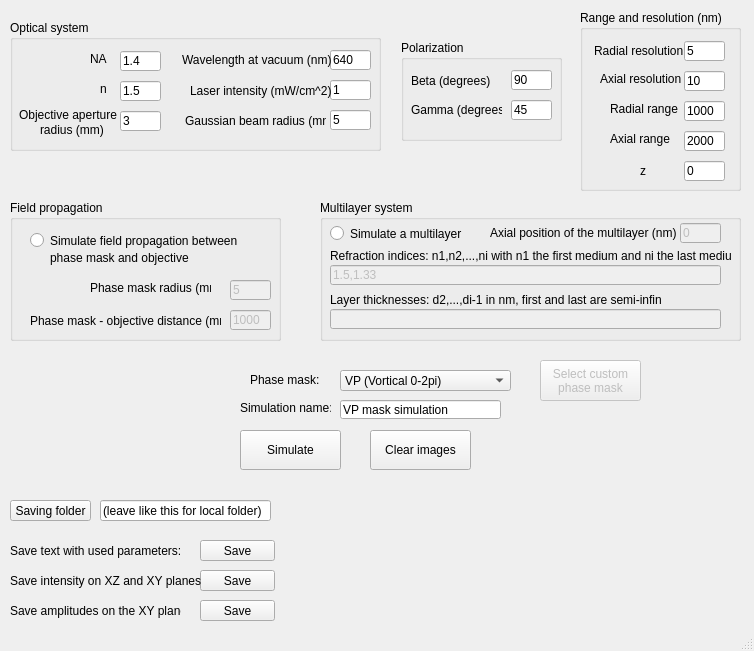
The window that PyFocus/front_end.ui (fcaprile/PyFocus) describes before a commit, drawn with Qt 5.
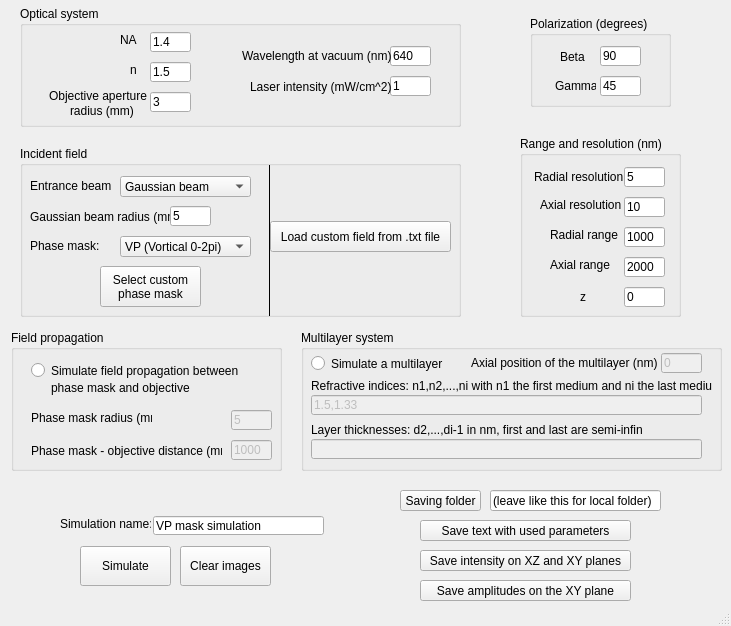
The same window after the commit.

Patch:
```diff
--- a/PyFocus/front_end.ui
+++ b/PyFocus/front_end.ui
@@ -6,8 +6,8 @@
    <rect>
     <x>0</x>
     <y>0</y>
-    <width>754</width>
-    <height>651</height>
+    <width>731</width>
+    <height>626</height>
    </rect>
   </property>
   <property name="windowTitle">
@@ -17,73 +17,36 @@
    <widget class="QPushButton" name="pushButton">
     <property name="geometry">
      <rect>
-      <x>200</x>
-      <y>540</y>
-      <width>75</width>
+      <x>420</x>
+      <y>520</y>
+      <width>211</width>
       <height>21</height>
      </rect>
     </property>
     <property name="text">
-     <string>Save</string>
+     <string>Save text with used parameters</string>
     </property>
    </widget>
    <widget class="QPushButton" name="pushButton_2">
     <property name="geometry">
      <rect>
-      <x>200</x>
-      <y>570</y>
-      <width>75</width>
+      <x>420</x>
+      <y>550</y>
+      <width>211</width>
       <height>21</height>
      </rect>
     </property>
     <property name="text">
-     <string>Save</string>
+     <string>Save intensity on XZ and XY planes</string>
     </property>
    </widget>
-   <widget class="QComboBox" name="comboBox">
-    <property name="enabled">
-     <bool>true</bool>
-    </property>
-    <property name="geometry">
-     <rect>
-      <x>340</x>
-      <y>370</y>
-      <width>171</width>
-      <height>21</height>
-     </rect>
-    </property>
-    <property name="editable">
-     <bool>false</bool>
-    </property>
-    <property name="currentIndex">
-     <number>0</number>
-    </property>
-    <property name="duplicatesEnabled">
-     <bool>true</bool>
-    </property>
-    <item>
-     <property name="text">
-      <string>VP (Vortical 0-2pi)</string>
-     </property>
-    </item>
-    <item>
-     <property name="text">
-      <string>No mask (Gaussian beam)</string>
-     </property>
-    </item>
-    <item>
-     <property name="text">
-      <string>Custom</string>
-     </property>
-    </item>
-   </widget>
    <widget class="QGroupBox" name="groupBox">
     <property name="geometry">
      <rect>
-      <x>10</x>
-      <y>20</y>
-      <width>371</width>
-      <height>131</height>
+      <x>20</x>
+      <y>6</y>
+      <width>441</width>
+      <height>121</height>
      </rect>
     </property>
     <property name="title">
@@ -92,8 +55,8 @@
     <widget class="QLineEdit" name="lineEdit">
      <property name="geometry">
       <rect>
-       <x>110</x>
-       <y>31</y>
+       <x>130</x>
+       <y>26</y>
        <width>41</width>
        <height>20</height>
       </rect>
@@ -105,8 +68,8 @@
     <widget class="QLabel" name="label">
      <property name="geometry">
       <rect>
-       <x>80</x>
-       <y>31</y>
+       <x>100</x>
+       <y>26</y>
        <width>21</width>
        <height>16</height>
       </rect>
@@ -118,8 +81,8 @@
     <widget class="QLabel" name="label_2">
      <property name="geometry">
       <rect>
-       <x>90</x>
-       <y>61</y>
+       <x>110</x>
+       <y>56</y>
        <width>16</width>
        <height>16</height>
       </rect>
@@ -131,8 +94,8 @@
     <widget class="QLineEdit" name="lineEdit_2">
      <property name="geometry">
       <rect>
-       <x>110</x>
-       <y>61</y>
+       <x>130</x>
+       <y>56</y>
        <width>41</width>
        <height>20</height>
       </rect>
@@ -144,8 +107,8 @@
     <widget class="QLabel" name="label_3">
      <property name="geometry">
       <rect>
-       <x>30</x>
-       <y>100</y>
+       <x>50</x>
+       <y>95</y>
        <width>71</width>
        <height>20</height>
       </rect>
@@ -157,8 +120,8 @@
     <widget class="QLabel" name="label_17">
      <property name="geometry">
       <rect>
-       <x>9</x>
-       <y>85</y>
+       <x>29</x>
+       <y>80</y>
        <width>100</width>
        <height>20</height>
       </rect>
@@ -170,8 +133,8 @@
     <widget class="QLineEdit" name="lineEdit_18">
      <property name="geometry">
       <rect>
-       <x>110</x>
-       <y>91</y>
+       <x>130</x>
+       <y>86</y>
        <width>41</width>
        <height>20</height>
       </rect>
@@ -183,8 +146,8 @@
     <widget class="QLineEdit" name="lineEdit_15">
      <property name="geometry">
       <rect>
-       <x>320</x>
-       <y>60</y>
+       <x>370</x>
+       <y>70</y>
        <width>41</width>
        <height>20</height>
       </rect>
@@ -193,24 +156,11 @@
       <string>1</string>
      </property>
     </widget>
-    <widget class="QLabel" name="label_14">
-     <property name="geometry">
-      <rect>
-       <x>175</x>
-       <y>80</y>
-       <width>141</width>
-       <height>41</height>
-      </rect>
-     </property>
-     <property name="text">
-      <string>Gaussian beam radius (mm)</string>
-     </property>
-    </widget>
     <widget class="QLineEdit" name="lineEdit_3">
      <property name="geometry">
       <rect>
-       <x>320</x>
-       <y>30</y>
+       <x>370</x>
+       <y>40</y>
        <width>41</width>
        <height>20</height>
       </rect>
@@ -222,8 +172,8 @@
     <widget class="QLabel" name="label_10">
      <property name="geometry">
       <rect>
-       <x>180</x>
-       <y>50</y>
+       <x>230</x>
+       <y>60</y>
        <width>141</width>
        <height>41</height>
       </rect>
@@ -235,8 +185,8 @@
     <widget class="QLabel" name="label_5">
      <property name="geometry">
       <rect>
-       <x>172</x>
-       <y>30</y>
+       <x>222</x>
+       <y>40</y>
        <width>151</width>
        <height>20</height>
       </rect>
@@ -245,26 +195,13 @@
       <string>Wavelength at vacuum (nm)</string>
      </property>
     </widget>
-    <widget class="QLineEdit" name="lineEdit_16">
-     <property name="geometry">
-      <rect>
-       <x>320</x>
-       <y>90</y>
-       <width>41</width>
-       <height>20</height>
-      </rect>
-     </property>
-     <property name="text">
-      <string>5</string>
-     </property>
-    </widget>
    </widget>
    <widget class="QPushButton" name="pushButton_3">
     <property name="geometry">
      <rect>
-      <x>240</x>
-      <y>430</y>
-      <width>101</width>
+      <x>80</x>
+      <y>546</y>
+      <width>91</width>
       <height>40</height>
      </rect>
     </property>
@@ -275,8 +212,8 @@
    <widget class="QLineEdit" name="lineEdit_14">
     <property name="geometry">
      <rect>
-      <x>100</x>
-      <y>500</y>
+      <x>490</x>
+      <y>490</y>
       <width>171</width>
       <height>21</height>
      </rect>
@@ -288,8 +225,8 @@
    <widget class="QPushButton" name="pushButton_5">
     <property name="geometry">
      <rect>
-      <x>10</x>
-      <y>500</y>
+      <x>400</x>
+      <y>490</y>
       <width>81</width>
       <height>21</height>
      </rect>
@@ -301,9 +238,9 @@
    <widget class="QPushButton" name="pushButton_6">
     <property name="geometry">
      <rect>
-      <x>370</x>
-      <y>430</y>
-      <width>101</width>
+      <x>180</x>
+      <y>546</y>
+      <width>91</width>
       <height>40</height>
      </rect>
     </property>
@@ -314,9 +251,9 @@
    <widget class="QLineEdit" name="lineEdit_21">
     <property name="geometry">
      <rect>
-      <x>340</x>
-      <y>400</y>
-      <width>161</width>
+      <x>153</x>
+      <y>516</y>
+      <width>171</width>
       <height>19</height>
      </rect>
     </property>
@@ -327,21 +264,21 @@
    <widget class="QPushButton" name="pushButton_4">
     <property name="geometry">
      <rect>
-      <x>200</x>
-      <y>600</y>
-      <width>75</width>
+      <x>420</x>
+      <y>580</y>
+      <width>211</width>
       <height>21</height>
      </rect>
     </property>
     <property name="text">
-     <string>Save</string>
+     <string>Save amplitudes on the XY plane</string>
     </property>
    </widget>
    <widget class="QGroupBox" name="groupBox_4">
     <property name="geometry">
      <rect>
-      <x>10</x>
-      <y>200</y>
+      <x>11</x>
+      <y>330</y>
       <width>271</width>
       <height>141</height>
      </rect>
@@ -381,7 +318,7 @@
     <widget class="QLabel" name="label_23">
      <property name="geometry">
       <rect>
-       <x>80</x>
+       <x>20</x>
        <y>80</y>
        <width>121</width>
        <height>16</height>
@@ -420,25 +357,25 @@
       <string>1000</string>
      </property>
     </widget>
-   </widget>
-   <widget class="QLabel" name="label_18">
-    <property name="geometry">
-     <rect>
-      <x>30</x>
-      <y>310</y>
-      <width>191</width>
-      <height>21</height>
-     </rect>
-    </property>
-    <property name="text">
-     <string>Phase mask - objective distance (mm)</string>
-    </property>
+    <widget class="QLabel" name="label_18">
+     <property name="geometry">
+      <rect>
+       <x>20</x>
+       <y>110</y>
+       <width>191</width>
+       <height>21</height>
+      </rect>
+     </property>
+     <property name="text">
+      <string>Phase mask - objective distance (mm)</string>
+     </property>
+    </widget>
    </widget>
    <widget class="QGroupBox" name="groupBox_5">
     <property name="geometry">
      <rect>
-      <x>320</x>
-      <y>200</y>
+      <x>301</x>
+      <y>330</y>
       <width>421</width>
       <height>141</height>
      </rect>
@@ -456,7 +393,7 @@
       </rect>
      </property>
      <property name="text">
-      <string>Refraction indices: n1,n2,...,ni with n1 the first medium and ni the last medium</string>
+      <string>Refractive indices: n1,n2,...,ni with n1 the first medium and ni the last medium</string>
      </property>
     </widget>
     <widget class="QLineEdit" name="lineEdit_23">
@@ -550,8 +487,8 @@
    <widget class="QGroupBox" name="groupBox_2">
     <property name="geometry">
      <rect>
-      <x>580</x>
-      <y>10</y>
+      <x>520</x>
+      <y>136</y>
       <width>161</width>
       <height>181</height>
      </rect>
@@ -681,7 +618,7 @@
       <rect>
        <x>60</x>
        <y>151</y>
-       <width>21</width>
+       <width>16</width>
        <height>20</height>
       </rect>
      </property>
@@ -693,19 +630,19 @@
    <widget class="QGroupBox" name="groupBox_3">
     <property name="geometry">
      <rect>
-      <x>401</x>
-      <y>40</y>
-      <width>161</width>
-      <height>101</height>
+      <x>530</x>
+      <y>16</y>
+      <width>141</width>
+      <height>91</height>
      </rect>
     </property>
     <property name="title">
-     <string>Polarization</string>
+     <string>Polarization (degrees)</string>
     </property>
     <widget class="QLineEdit" name="lineEdit_11">
      <property name="geometry">
       <rect>
-       <x>110</x>
+       <x>70</x>
        <y>60</y>
        <width>41</width>
        <height>20</height>
@@ -718,7 +655,7 @@
     <widget class="QLineEdit" name="lineEdit_13">
      <property name="geometry">
       <rect>
-       <x>110</x>
+       <x>70</x>
        <y>30</y>
        <width>41</width>
        <height>20</height>
@@ -731,48 +668,35 @@
     <widget class="QLabel" name="label_9">
      <property name="geometry">
       <rect>
-       <x>10</x>
+       <x>25</x>
        <y>60</y>
-       <width>91</width>
+       <width>41</width>
        <height>20</height>
       </rect>
      </property>
      <property name="text">
-      <string>&lt;html&gt;&lt;head/&gt;&lt;body&gt;&lt;p&gt;Gamma (degrees)&lt;/p&gt;&lt;/body&gt;&lt;/html&gt;</string>
+      <string>&lt;html&gt;&lt;head/&gt;&lt;body&gt;&lt;p&gt;Gamma&lt;/p&gt;&lt;/body&gt;&lt;/html&gt;</string>
      </property>
     </widget>
     <widget class="QLabel" name="label_24">
      <property name="geometry">
       <rect>
-       <x>10</x>
+       <x>30</x>
        <y>30</y>
-       <width>91</width>
+       <width>31</width>
        <height>21</height>
       </rect>
      </property>
      <property name="text">
-      <string>Beta (degrees)</string>
+      <string>Beta</string>
      </property>
     </widget>
    </widget>
-   <widget class="QLabel" name="label_12">
-    <property name="geometry">
-     <rect>
-      <x>250</x>
-      <y>370</y>
-      <width>81</width>
-      <height>20</height>
-     </rect>
-    </property>
-    <property name="text">
-     <string>Phase mask:</string>
-    </property>
-   </widget>
    <widget class="QLabel" name="label_15">
     <property name="geometry">
      <rect>
-      <x>240</x>
-      <y>400</y>
+      <x>60</x>
+      <y>516</y>
       <width>91</width>
       <height>16</height>
      </rect>
@@ -781,61 +705,188 @@
      <string>Simulation name:</string>
     </property>
    </widget>
-   <widget class="QLabel" name="label_22">
+   <widget class="QGroupBox" name="groupBox_6">
     <property name="geometry">
      <rect>
-      <x>10</x>
-      <y>540</y>
-      <width>171</width>
-      <height>21</height>
+      <x>20</x>
+      <y>146</y>
+      <width>441</width>
+      <height>171</height>
      </rect>
     </property>
-    <property name="text">
-     <string>Save text with used parameters:</string>
+    <property name="title">
+     <string>Incident field</string>
     </property>
-   </widget>
-   <widget class="QLabel" name="label_27">
-    <property name="geometry">
-     <rect>
-      <x>10</x>
-      <y>570</y>
-      <width>191</width>
-      <height>21</height>
-     </rect>
-    </property>
-    <property name="text">
-     <string>Save intensity on XZ and XY planes:</string>
-    </property>
-   </widget>
-   <widget class="QLabel" name="label_28">
-    <property name="geometry">
-     <rect>
-      <x>10</x>
-      <y>600</y>
-      <width>171</width>
-      <height>21</height>
-     </rect>
-    </property>
-    <property name="text">
-     <string>Save amplitudes on the XY plane:</string>
-    </property>
-   </widget>
-   <widget class="QPushButton" name="pushButton_7">
-    <property name="enabled">
-     <bool>false</bool>
-    </property>
-    <property name="geometry">
-     <rect>
-      <x>540</x>
-      <y>360</y>
-      <width>101</width>
-      <height>41</height>
-     </rect>
-    </property>
-    <property name="text">
-     <string>Select custom
+    <widget class="QLabel" name="label_14">
+     <property name="geometry">
+      <rect>
+       <x>10</x>
+       <y>60</y>
+       <width>141</width>
+       <height>21</height>
+      </rect>
+     </property>
+     <property name="text">
+      <string>Gaussian beam radius (mm)</string>
+     </property>
+    </widget>
+    <widget class="QLineEdit" name="lineEdit_16">
+     <property name="geometry">
+      <rect>
+       <x>150</x>
+       <y>60</y>
+       <width>41</width>
+       <height>20</height>
+      </rect>
+     </property>
+     <property name="text">
+      <string>5</string>
+     </property>
+    </widget>
+    <widget class="QComboBox" name="comboBox_2">
+     <property name="enabled">
+      <bool>true</bool>
+     </property>
+     <property name="geometry">
+      <rect>
+       <x>100</x>
+       <y>30</y>
+       <width>131</width>
+       <height>21</height>
+      </rect>
+     </property>
+     <property name="editable">
+      <bool>false</bool>
+     </property>
+     <property name="currentIndex">
+      <number>0</number>
+     </property>
+     <property name="duplicatesEnabled">
+      <bool>true</bool>
+     </property>
+     <item>
+      <property name="text">
+       <string>Gaussian beam</string>
+      </property>
+     </item>
+     <item>
+      <property name="text">
+       <string>Uniform field</string>
+      </property>
+     </item>
+    </widget>
+    <widget class="QPushButton" name="pushButton_8">
+     <property name="geometry">
+      <rect>
+       <x>250</x>
+       <y>75</y>
+       <width>181</width>
+       <height>31</height>
+      </rect>
+     </property>
+     <property name="text">
+      <string>Load custom field from .txt file</string>
+     </property>
+    </widget>
+    <widget class="QComboBox" name="comboBox">
+     <property name="enabled">
+      <bool>true</bool>
+     </property>
+     <property name="geometry">
+      <rect>
+       <x>100</x>
+       <y>90</y>
+       <width>131</width>
+       <height>21</height>
+      </rect>
+     </property>
+     <property name="editable">
+      <bool>false</bool>
+     </property>
+     <property name="currentIndex">
+      <number>0</number>
+     </property>
+     <property name="duplicatesEnabled">
+      <bool>true</bool>
+     </property>
+     <item>
+      <property name="text">
+       <string>VP (Vortical 0-2pi)</string>
+      </property>
+     </item>
+     <item>
+      <property name="text">
+       <string>Null mask</string>
+      </property>
+     </item>
+     <item>
+      <property name="text">
+       <string>Custom mask</string>
+      </property>
+     </item>
+    </widget>
+    <widget class="QLabel" name="label_12">
+     <property name="geometry">
+      <rect>
+       <x>10</x>
+       <y>90</y>
+       <width>71</width>
+       <height>20</height>
+      </rect>
+     </property>
+     <property name="text">
+      <string>Phase mask:</string>
+     </property>
+    </widget>
+    <widget class="QPushButton" name="pushButton_7">
+     <property name="enabled">
+      <bool>true</bool>
+     </property>
+     <property name="geometry">
+      <rect>
+       <x>80</x>
+       <y>120</y>
+       <width>101</width>
+       <height>41</height>
+      </rect>
+     </property>
+     <property name="text">
+      <string>Select custom
 phase mask</string>
-    </property>
+     </property>
+    </widget>
+    <widget class="Line" name="line">
+     <property name="geometry">
+      <rect>
+       <x>239</x>
+       <y>19</y>
+       <width>20</width>
+       <height>151</height>
+      </rect>
+     </property>
+     <property name="frameShadow">
+      <enum>QFrame::Plain</enum>
+     </property>
+     <property name="lineWidth">
+      <number>1</number>
+     </property>
+     <property name="orientation">
+      <enum>Qt::Vertical</enum>
+     </property>
+    </widget>
+    <widget class="QLabel" name="label_21">
+     <property name="geometry">
+      <rect>
+       <x>10</x>
+       <y>30</y>
+       <width>81</width>
+       <height>20</height>
+      </rect>
+     </property>
+     <property name="text">
+      <string>Entrance beam:</string>
+     </property>
+    </widget>
    </widget>
    <zorder>groupBox</zorder>
    <zorder>pushButton</zorder>
```
Left out of the diff: 8 changed lines with no effect on the pictures.
